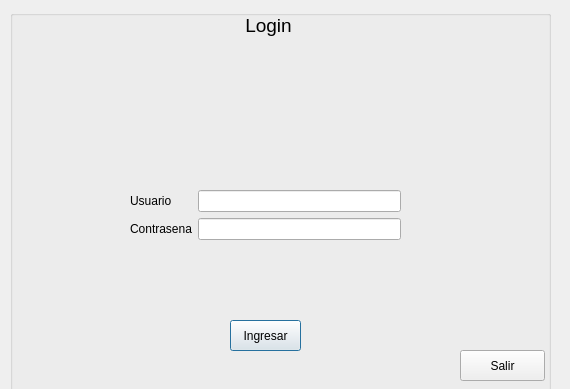
Before: the Qt Designer form Programa/ui_files/LoginDialog.ui in fr4j4/TrabajoTallerConstruccionSw, drawn with Qt 5.
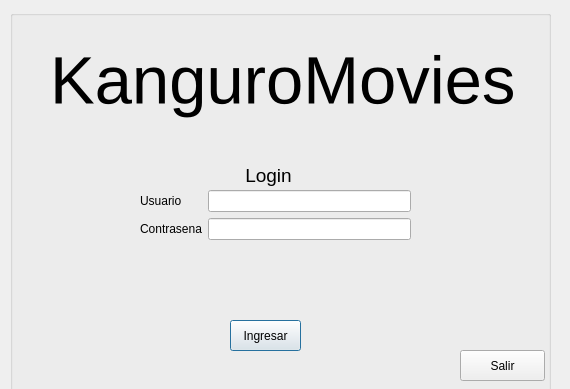
After: the same form once the commit is applied. Icons and pictures are not drawn.

Commit message: login habilitado

```diff
--- a/Programa/ui_files/LoginDialog.ui
+++ b/Programa/ui_files/LoginDialog.ui
@@ -28,7 +28,7 @@
    <widget class="QWidget" name="formLayoutWidget_3">
     <property name="geometry">
      <rect>
-      <x>120</x>
+      <x>130</x>
       <y>180</y>
       <width>271</width>
       <height>85</height>
@@ -77,22 +77,6 @@
      <string>Ingresar</string>
     </property>
    </widget>
-   <widget class="QLabel" name="label">
-    <property name="geometry">
-     <rect>
-      <x>20</x>
-      <y>30</y>
-      <width>501</width>
-      <height>141</height>
-     </rect>
-    </property>
-    <property name="text">
-     <string/>
-    </property>
-    <property name="pixmap">
-     <pixmap>rikolin.jpg</pixmap>
-    </property>
-   </widget>
    <widget class="QLabel" name="error_label">
     <property name="geometry">
      <rect>
@@ -117,7 +101,7 @@
     <property name="geometry">
      <rect>
       <x>230</x>
-      <y>0</y>
+      <y>150</y>
       <width>71</width>
       <height>31</height>
      </rect>
@@ -147,6 +131,27 @@
      <string>Salir</string>
     </property>
    </widget>
+   <widget class="QLabel" name="label_3">
+    <property name="geometry">
+     <rect>
+      <x>40</x>
+      <y>10</y>
+      <width>471</width>
+      <height>121</height>
+     </rect>
+    </property>
+    <property name="font">
+     <font>
+      <pointsize>50</pointsize>
+     </font>
+    </property>
+    <property name="styleSheet">
+     <string notr="true">color:black;</string>
+    </property>
+    <property name="text">
+     <string>KanguroMovies</string>
+    </property>
+   </widget>
   </widget>
  </widget>
  <tabstops>
```
The commit also changes 2 other files.
